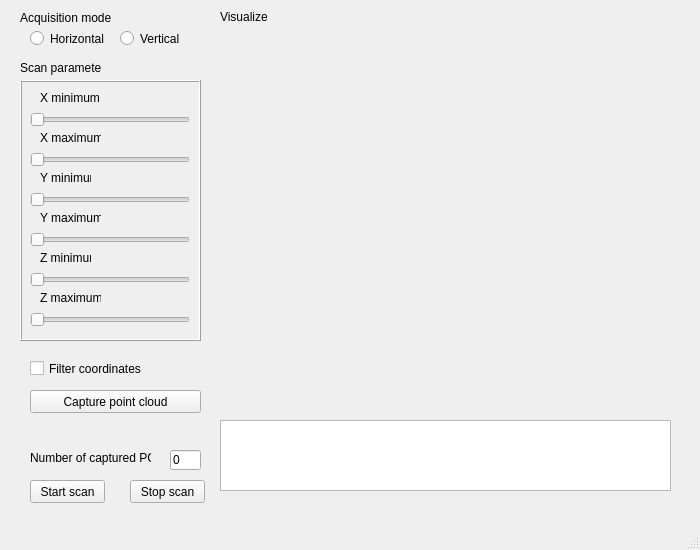
AntoineMerlet/3DScan, file SourceCode/scanwindow.ui: the form before one commit.
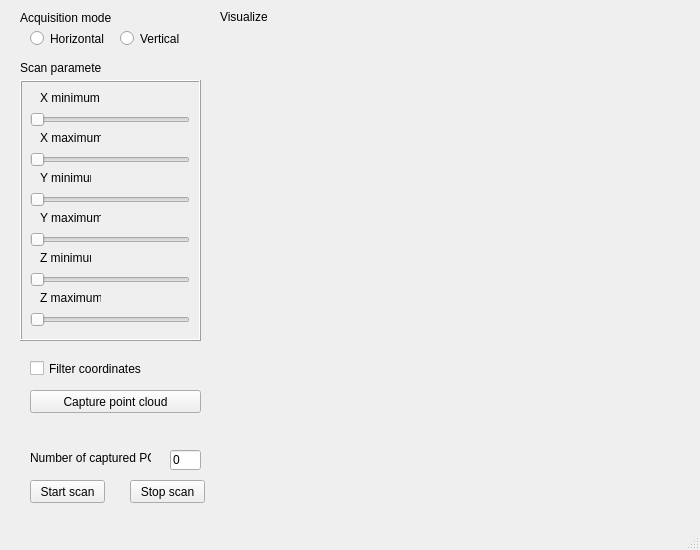
The form after the commit. Custom widgets are drawn as their Qt base class.

What changed in the file:
```diff
--- a/SourceCode/scanwindow.ui
+++ b/SourceCode/scanwindow.ui
@@ -290,16 +290,6 @@
      <string>0</string>
     </property>
    </widget>
-   <widget class="QTextEdit" name="sw_logger_textedit">
-    <property name="geometry">
-     <rect>
-      <x>220</x>
-      <y>420</y>
-      <width>451</width>
-      <height>71</height>
-     </rect>
-    </property>
-   </widget>
    <widget class="QRadioButton" name="sw_horizontalacq_radiobutton">
     <property name="geometry">
      <rect>
```
